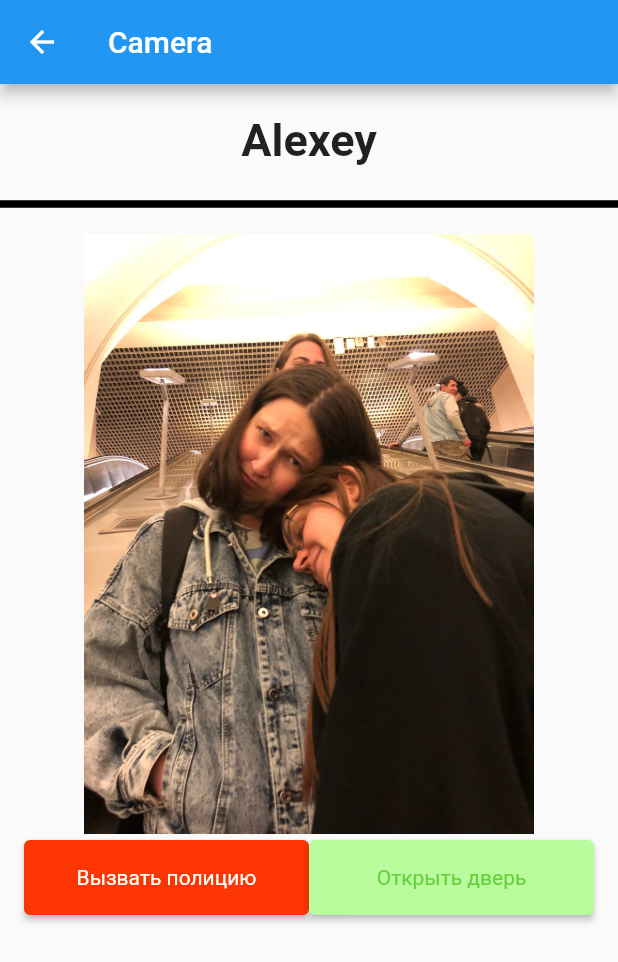
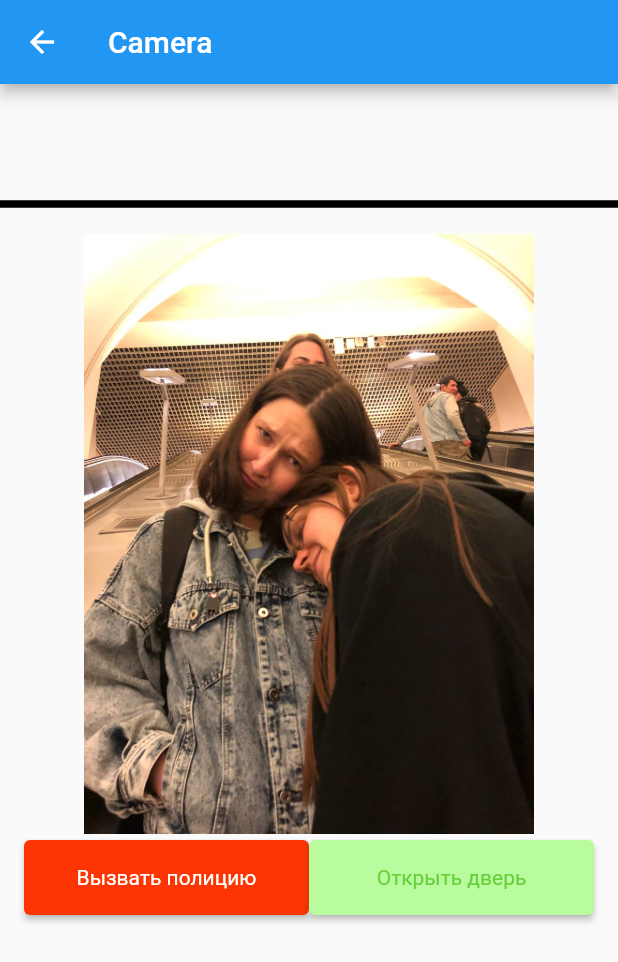
Before and after one commit to DbnStr/Remote-Camera-Vision, a Flutter app: the CameraScreen screen opened directly with empty values, on a phone screen of 412 x 824 dp. Shown: the top 962 px of the screen. Run offline on Flutter 3.47's test engine with Material 2 defaults, Android fonts, the phone set to English and light mode, and no system bars; missing offline and left inert: mqtt_client.

Commit message:
tiny fix

```diff
--- a/rcv_mobile_app/lib/screens/camera_screen.dart
+++ b/rcv_mobile_app/lib/screens/camera_screen.dart
@@ -62,7 +62,7 @@ class _CameraScreenState extends State<CameraScreen> {
         child: Column(
           children: <Widget>[
             Text(
-              'Alexey',
+              cameraName,
               style: const TextStyle(
                   fontWeight: FontWeight.bold,
                   fontSize: 30,
```
